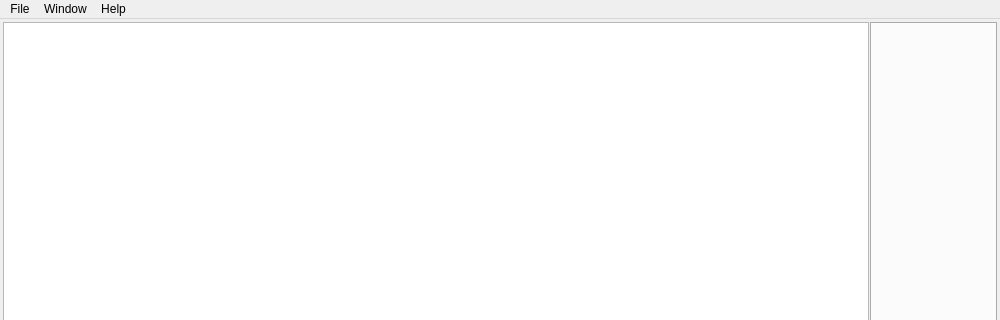
Qt form Source/cpp/UI/MainWindow.ui (krre/normalizer) before a commit; both pictures show x 0 to 1000 and y 0 to 320 of the 1000 by 600 pixel window.
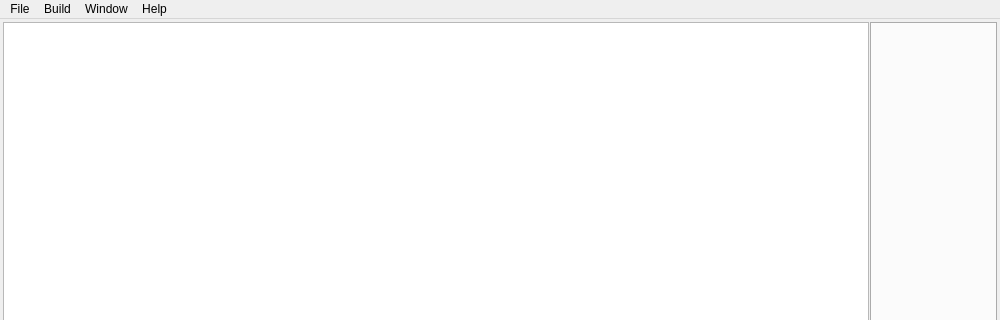
The same form after that commit.

Commit message: Add Build menu to menu bar

Patch:
```diff
--- a/Source/cpp/UI/MainWindow.ui
+++ b/Source/cpp/UI/MainWindow.ui
@@ -86,7 +86,15 @@
     </property>
     <addaction name="actionShow_left_sidebar"/>
    </widget>
+   <widget class="QMenu" name="menuBuild">
+    <property name="title">
+     <string>Build</string>
+    </property>
+    <addaction name="actionBuild"/>
+    <addaction name="actionStop"/>
+   </widget>
    <addaction name="menuFile"/>
+   <addaction name="menuBuild"/>
    <addaction name="menuWindow"/>
    <addaction name="menuHelp"/>
   </widget>
```
Left out of the diff: 13 changed lines with no effect on the pictures. The commit also changes 2 other files.
